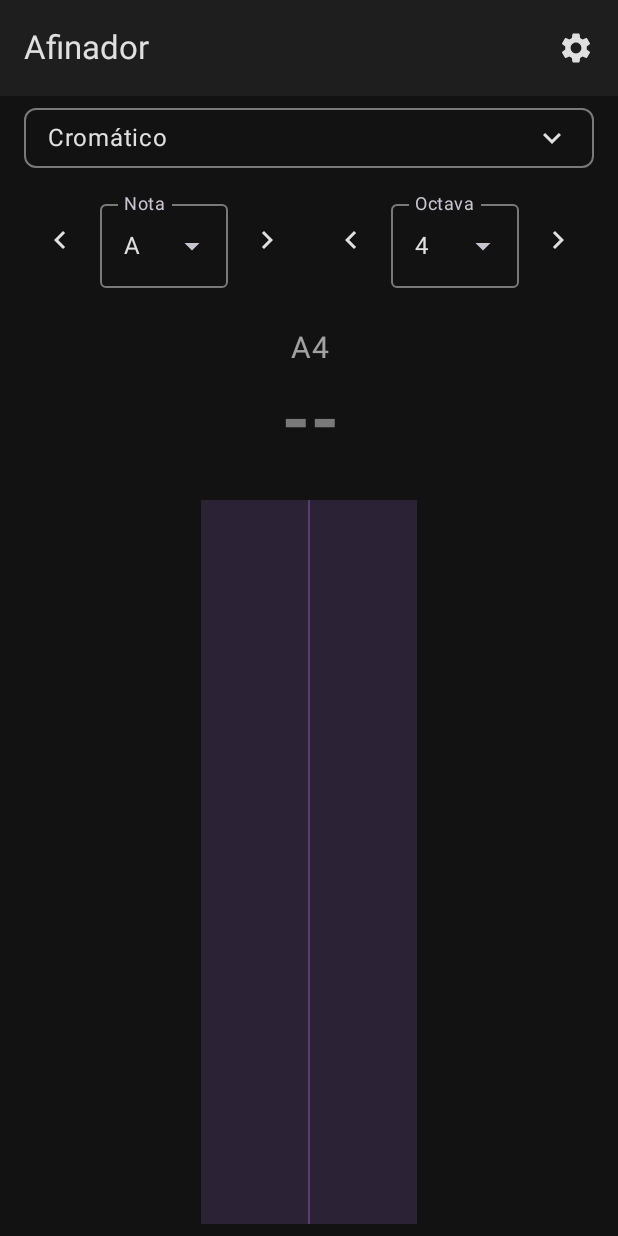
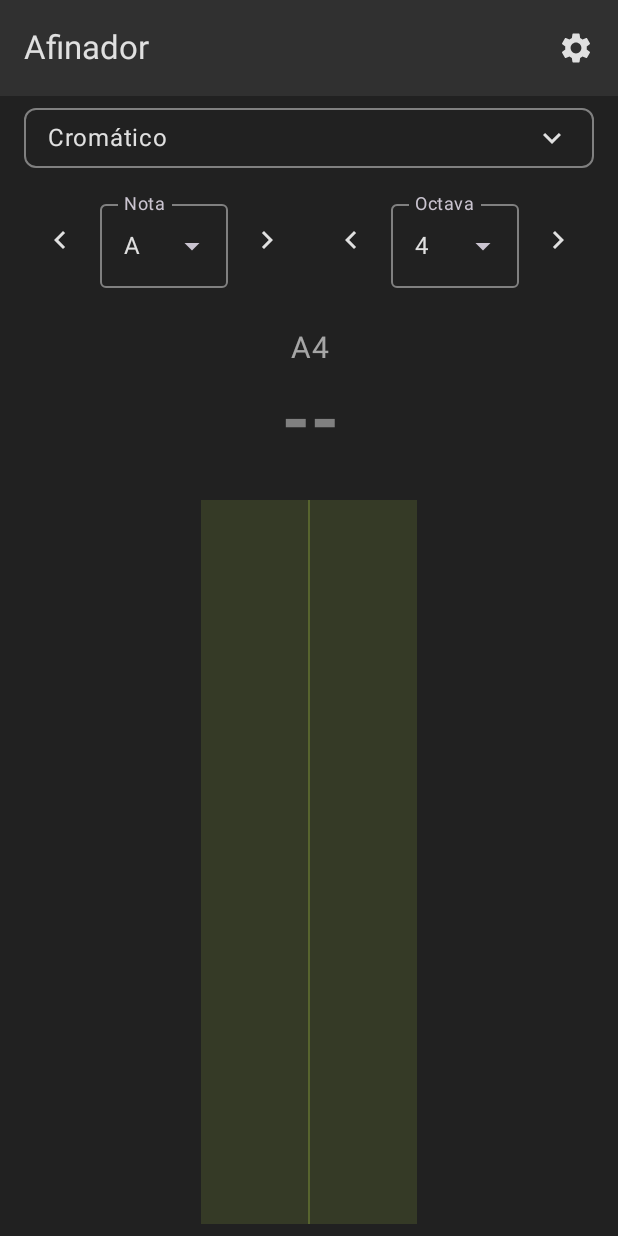
Before and after one commit to isaacbegue/Afinador, an Android app built with Jetpack Compose: the screen it shows after launch (MainActivity), on a phone screen of 412 x 824 dp. Run offline under Robolectric (Android 15) with nearby library versions, the phone set to English and light mode, and no system bars; 1 statement that could not run was skipped.

Commit message:
ajuste del tema y colores

```diff
--- a/app/src/main/java/com/isaacbegue/afinador/ui/theme/Color.kt
+++ b/app/src/main/java/com/isaacbegue/afinador/ui/theme/Color.kt
@@ -2,18 +2,20 @@ package com.isaacbegue.afinador.ui.theme
 
 import androidx.compose.ui.graphics.Color
 
-// Paleta Oscura
-val DarkBackground = Color(0xFF121212) // Fondo principal muy oscuro
-val DarkSurface = Color(0xFF1E1E1E)    // Superficies ligeramente más claras (cards, etc.)
-val DarkPrimary = Color(0xFFBB86FC)    // Color primario (acentos principales, botones activos)
-val DarkPrimaryVariant = Color(0xFF3700B3) // Variante más oscura del primario
-val DarkSecondary = Color(0xFF03DAC6)    // Color secundario (acentos flotantes, progreso)
-val DarkOnBackground = Color(0xFFE0E0E0) // Texto/iconos sobre fondo oscuro
-val DarkOnSurface = Color(0xFFE0E0E0)  // Texto/iconos sobre superficies oscuras
-val DarkOnError = Color(0xFF000000)    // Texto/iconos sobre errores
-val DarkError = Color(0xFFCF6679)      // Color para errores
+// Nueva Paleta Oscura Basada en el Logo
+val DarkBackground = Color(0xFF212121) // Gris oscuro (similar al icono/contorno del logo)
+val DarkSurface = Color(0xFF303030)    // Gris ligeramente más claro para elevación
+val DarkPrimary = Color(0xFFA8C945)    // Verde lima del fondo del logo
+val DarkPrimaryVariant = Color(0xFF8BA83B) // Verde lima ligeramente más oscuro
+val DarkSecondary = Color(0xFFA8C945)    // Reutilizamos el primario para simplicidad
+val DarkOnBackground = Color(0xFFE0E0E0) // Texto/iconos claros sobre fondo oscuro
+val DarkOnSurface = Color(0xFFE0E0E0)  // Texto/iconos claros sobre superficie oscura
+val DarkOnPrimary = Color(0xFF212121)    // Texto/iconos oscuros sobre fondo primario (verde)
+val DarkError = Color(0xFFCF6679)      // Color para errores (mantenido)
+val DarkOnError = Color(0xFF000000)    // Texto/iconos sobre errores (mantenido)
 
-// Colores adicionales (opcional, para elementos específicos del afinador)
+
+// Colores funcionales para el afinador (mantenidos)
 val TunerGreen = Color(0xFF4CAF50)     // Verde para indicar afinación correcta
 val TunerYellow = Color(0xFFFFEB3B)    // Amarillo para indicar cercanía
 val TunerRed = Color(0xFFF44336)       // Rojo para indicar desafinación
--- a/app/src/main/java/com/isaacbegue/afinador/ui/theme/Theme.kt
+++ b/app/src/main/java/com/isaacbegue/afinador/ui/theme/Theme.kt
@@ -2,76 +2,64 @@ package com.isaacbegue.afinador.ui.theme
 
 import android.app.Activity
 import android.os.Build
-import androidx.compose.foundation.isSystemInDarkTheme
+import androidx.compose.foundation.isSystemInDarkTheme // Aunque forcemos oscuro, lo mantenemos por si acaso
 import androidx.compose.material3.MaterialTheme
 import androidx.compose.material3.darkColorScheme
 import androidx.compose.material3.dynamicDarkColorScheme
 import androidx.compose.material3.dynamicLightColorScheme
-import androidx.compose.material3.lightColorScheme // Necesitamos importarlo aunque no lo usemos por defecto
 import androidx.compose.runtime.Composable
 import androidx.compose.runtime.SideEffect
-import androidx.compose.ui.graphics.Color
 import androidx.compose.ui.graphics.toArgb
 import androidx.compose.ui.platform.LocalContext
 import androidx.compose.ui.platform.LocalView
 import androidx.core.view.WindowCompat
 
-// Define nuestro esquema de colores oscuros personalizado
-private val DarkColorScheme = darkColorScheme(
+// Define nuestro esquema de colores oscuros personalizado usando los nuevos colores
+private val AppDarkColorScheme = darkColorScheme(
     primary = DarkPrimary,
     secondary = DarkSecondary,
-    tertiary = DarkPrimaryVariant, // Puedes ajustar esto si necesitas un color terciario
+    tertiary = DarkPrimaryVariant, // Opcional, usamos la variante oscura del primario
     background = DarkBackground,
     surface = DarkSurface,
-    onPrimary = DarkOnBackground, // O un color específico si el primario es muy claro
-    onSecondary = DarkBackground, // O un color específico
-    onTertiary = DarkOnBackground,
+    onPrimary = DarkOnPrimary, // Texto oscuro sobre primario (verde)
+    onSecondary = DarkOnPrimary, // Texto oscuro sobre secundario (verde)
+    onTertiary = DarkOnBackground, // Texto claro sobre terciario (verde oscuro)
     onBackground = DarkOnBackground,
     onSurface = DarkOnSurface,
     error = DarkError,
     onError = DarkOnError
-    // Puedes definir más colores si es necesario (surfaceVariant, etc.)
+    // Puedes definir más colores si es necesario (surfaceVariant, outline, etc.)
+    // Por ejemplo, un color para bordes sutiles:
+    // outline = DarkOnSurface.copy(alpha = 0.12f)
 )
 
-// Opcional: Define un esquema claro si quieres soportarlo, usando colores claros
-private val LightColorScheme = lightColorScheme(
-    primary = DarkPrimary, // Puedes definir colores claros aquí
-    secondary = DarkSecondary,
-    tertiary = DarkPrimaryVariant,
-    background = Color(0xFFFFFBFE),
-    surface = Color(0xFFFFFBFE),
-    onPrimary = Color.White,
-    onSecondary = Color.White,
-    onTertiary = Color.White,
-    onBackground = Color(0xFF1C1B1F),
-    onSurface = Color(0xFF1C1B1F),
-)
+// Ya no definimos LightColorScheme explícitamente si sólo queremos modo oscuro
 
 @Composable
 fun AfinadorTheme(
     darkTheme: Boolean = true, // Forzar tema oscuro por defecto
-    // Dynamic color is available on Android 12+
-    // Dynamic color actualmente no es recomendado para nuestra app, ya que queremos
-    // colores específicos para el afinador. Lo dejamos en false.
+    // El color dinámico (Android 12+) generalmente no se usa cuando queremos
+    // una paleta específica de marca como la nuestra. Lo dejamos en false.
     dynamicColor: Boolean = false,
     content: @Composable () -> Unit
 ) {
     val colorScheme = when {
         dynamicColor && Build.VERSION.SDK_INT >= Build.VERSION_CODES.S -> {
             val context = LocalContext.current
+            // Incluso con color dinámico, respetamos la preferencia darkTheme
             if (darkTheme) dynamicDarkColorScheme(context) else dynamicLightColorScheme(context)
         }
-        // Usar nuestro esquema oscuro personalizado si darkTheme es true
-        darkTheme -> DarkColorScheme
-        // Usar el esquema claro si darkTheme es false (aunque lo forzamos a true por defecto)
-        else -> LightColorScheme // Necesitas definir LightColorScheme arriba si quieres soportarlo
+        // Siempre usamos nuestro esquema oscuro personalizado
+        else -> AppDarkColorScheme
     }
     val view = LocalView.current
     if (!view.isInEditMode) {
         SideEffect {
             val window = (view.context as Activity).window
-            window.statusBarColor = colorScheme.background.toArgb() // Color de la barra de estado
-            WindowCompat.getInsetsController(window, view).isAppearanceLightStatusBars = !darkTheme
+            // Usamos el nuevo color de fondo para la barra de estado
+            window.statusBarColor = colorScheme.background.toArgb()
+            // Aseguramos que los iconos/texto de la barra de estado sean claros (porque el fondo es oscuro)
+            WindowCompat.getInsetsController(window, view).isAppearanceLightStatusBars = false
         }
     }
 
```
